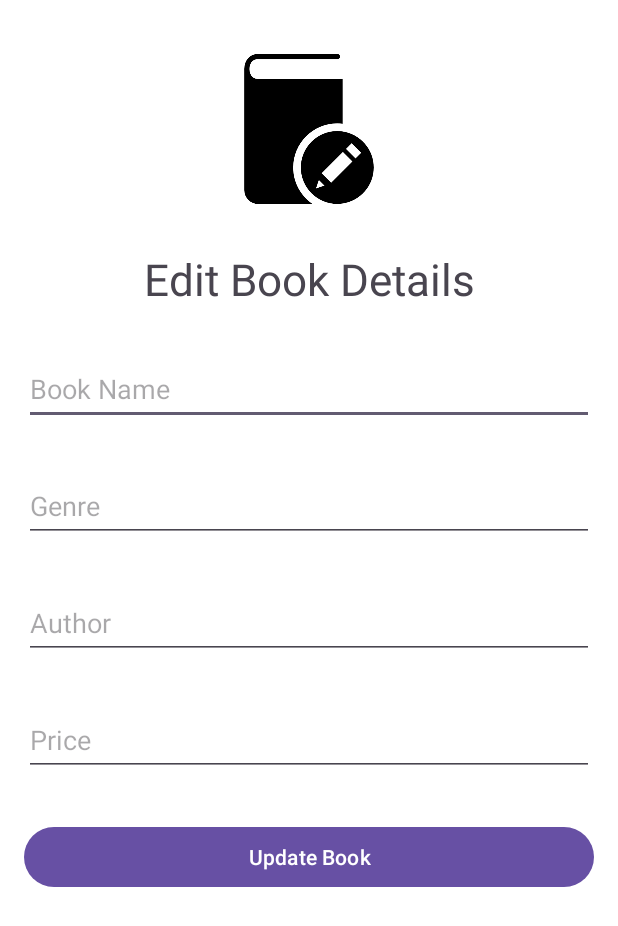
After one commit to keerthana-Reddy25/Libararyapp-AndroidProject, an Android app: the EditBookActivity screen opened directly, with no data from a screen before it, on a phone screen of 412 x 824 dp. The commit adds this screen. Shown: the top 926 px of the screen. Run offline under Robolectric (Android 15) with nearby library versions, the phone set to English and light mode, and no system bars; our stand-ins replace Firebase (no records; nobody signed in at launch, a user with empty details on screens opened directly); 4 statements that could not run were skipped.

Commit message:
updated admin page and implemented update button functionality

```diff
--- a/app/src/main/AndroidManifest.xml
+++ b/app/src/main/AndroidManifest.xml
@@ -12,6 +12,9 @@
         android:supportsRtl="true"
         android:theme="@style/Theme.LibraryApp"
         tools:targetApi="31">
+        <activity
+            android:name=".EditBookActivity"
+            android:exported="false" />
         <activity
             android:name=".UserMainActivity"
             android:exported="false" />
--- /dev/null
+++ b/app/src/main/java/com/example/libraryapp/EditBookActivity.java
@@ -0,0 +1,61 @@
+package com.example.libraryapp;
+
+import androidx.appcompat.app.AppCompatActivity;
+
+import android.os.Bundle;
+import android.view.View;
+import android.widget.Button;
+import android.widget.EditText;
+
+import com.google.android.material.textfield.TextInputLayout;
+import com.google.firebase.database.DatabaseReference;
+import com.google.firebase.database.FirebaseDatabase;
+
+public class EditBookActivity extends AppCompatActivity {
+    private EditText nameInputLayout, genreInputLayout, authorInputLayout, priceInputLayout;
+    private Button updateButton;
+    private BookModel bookToEdit; // The book data passed from the previous activity
+    private DatabaseReference df;
+
+    @Override
+    protected void onCreate(Bundle savedInstanceState) {
+        super.onCreate(savedInstanceState);
+        setContentView(R.layout.activity_edit_book);
+
+        nameInputLayout = findViewById(R.id.editBookNameInput);
+        genreInputLayout = findViewById(R.id.editGenreInput);
+        authorInputLayout = findViewById(R.id.editAuthorInput);
+        priceInputLayout = findViewById(R.id.editPriceInput);
+        updateButton = findViewById(R.id.updateBookButton);
+        df = FirebaseDatabase.getInstance().getReference();
+
+        // Retrieve the book data passed from the previous activity
+        bookToEdit = (BookModel) getIntent().getSerializableExtra("bookToEdit");
+
+        // Display the book details in the TextInputLayouts
+        nameInputLayout.setText(bookToEdit.getBookName());
+        genreInputLayout.setText(bookToEdit.getBookGenre());
+        authorInputLayout.setText(bookToEdit.getBookAuthor());
+        priceInputLayout.setText(bookToEdit.getBookPrice().toString());
+
+        updateButton.setOnClickListener(new View.OnClickListener() {
+            @Override
+            public void onClick(View view) {
+                // Handle update button click
+                String updatedName = nameInputLayout.getText().toString();
+                String updatedGenre = genreInputLayout.getText().toString();
+                String updatedAuthor = authorInputLayout.getText().toString();
+                String updatedPrice =priceInputLayout.getText().toString();
+
+                // Update the book details in the Firebase Realtime Database
+                df.child("books").child(bookToEdit.getBookId()).child("bookName").setValue(updatedName);
+                df.child("books").child(bookToEdit.getBookId()).child("bookGenre").setValue(updatedGenre);
+                df.child("books").child(bookToEdit.getBookId()).child("bookAuthor").setValue(updatedAuthor);
+                df.child("books").child(bookToEdit.getBookId()).child("bookPrice").setValue(updatedPrice);
+
+                // Return to the previous activity
+                finish();
+            }
+        });
+    }
+}
--- a/app/src/main/java/com/example/libraryapp/MainActivity.java
+++ b/app/src/main/java/com/example/libraryapp/MainActivity.java
@@ -107,4 +107,9 @@ public class MainActivity extends AppCompatActivity {
             finish();
         }
     }
+
+    @Override
+    protected void onResume() {
+        super.onResume();
+    }
 }
--- a/app/src/main/java/com/example/libraryapp/UserBookAdapter.java
+++ b/app/src/main/java/com/example/libraryapp/UserBookAdapter.java
@@ -70,7 +70,7 @@ public class UserBookAdapter extends RecyclerView.Adapter<UserBookAdapter.ViewHo
 
         public void bind(BookModel data) {
             nameTextView.setText(data.getBookName());
-            descriptionTextView.setText(data.getGenre());
+            descriptionTextView.setText(data.getBookGenre());
             rateTextView.setText("Price: "+data.getBookPrice());
 
             quantityTextView.setText(String.valueOf(quantity));
--- /dev/null
+++ b/app/src/main/res/layout/activity_edit_book.xml
@@ -0,0 +1,74 @@
+<?xml version="1.0" encoding="utf-8"?>
+<LinearLayout
+    xmlns:android="http://schemas.android.com/apk/res/android"
+    xmlns:app="http://schemas.android.com/apk/res-auto"
+    xmlns:tools="http://schemas.android.com/tools"
+    android:layout_width="match_parent"
+    android:layout_height="match_parent"
+    android:orientation="vertical"
+    android:padding="16dp"
+    android:background="@android:color/background_light"
+    tools:context=".EditBookActivity">
+    <ImageView
+        android:layout_width="wrap_content"
+        android:layout_height="100dp"
+        android:layout_marginTop="20dp"
+        android:layout_marginBottom="30dp"
+        android:src="@drawable/edit_book">
+
+    </ImageView>
+    <TextView
+        android:layout_width="match_parent"
+        android:layout_height="wrap_content"
+        android:text="Edit Book Details"
+        android:textSize="29dp"
+        android:gravity="center"
+        ></TextView>
+
+    <EditText
+        android:id="@+id/editBookNameInput"
+        android:layout_width="match_parent"
+        android:layout_height="wrap_content"
+        android:hint="Book Name"
+        android:layout_marginTop="30dp"
+        android:minHeight="48dp"></EditText>
+
+
+    <EditText
+        android:id="@+id/editGenreInput"
+        android:layout_width="match_parent"
+        android:layout_height="wrap_content"
+        android:layout_marginTop="30dp"
+        android:hint="Genre"
+        android:minHeight="48dp"></EditText>
+
+
+    <EditText
+        android:id="@+id/editAuthorInput"
+        android:layout_width="match_parent"
+        android:layout_height="wrap_content"
+        android:layout_marginTop="30dp"
+        android:hint="Author"
+        android:minHeight="48dp"></EditText>
+
+
+    <EditText
+        android:id="@+id/editPriceInput"
+        android:layout_width="match_parent"
+        android:layout_height="wrap_content"
+        android:layout_marginTop="30dp"
+        android:hint="Price"
+        android:minHeight="48dp"></EditText>
+
+
+    <Button
+        android:id="@+id/updateBookButton"
+        android:layout_width="match_parent"
+        android:layout_height="wrap_content"
+        android:layout_marginTop="30dp"
+
+        android:text="Update Book"
+        android:importantForAccessibility="yes"
+        android:contentDescription="Update Button"/>
+
+</LinearLayout>
--- a/app/src/main/res/layout/activity_main.xml
+++ b/app/src/main/res/layout/activity_main.xml
@@ -11,9 +11,9 @@
         android:id="@+id/bookAdapter"
         android:layout_width="409dp"
         android:layout_height="665dp"
-        android:layout_marginStart="1dp"
-        android:layout_marginTop="1dp"
-        android:layout_marginEnd="1dp"
+        android:layout_marginStart="10dp"
+        android:layout_marginTop="80dp"
+        android:layout_marginEnd="10dp"
         android:layout_marginBottom="1dp"
         app:layout_constraintBottom_toBottomOf="parent"
         app:layout_constraintEnd_toEndOf="parent"
```
Also changed, not shown: app/src/main/java/com/example/libraryapp/AddBookActivity.java (+6 -5 lines), app/src/main/java/com/example/libraryapp/AdminBookHolder.java (+11 -2 lines), app/src/main/java/com/example/libraryapp/BookModel.java (+8 -7 lines), app/src/main/java/com/example/libraryapp/LoginActivity.java (+4 -3 lines), app/src/main/java/com/example/libraryapp/RegisterActivity.java (+19 -18 lines), app/src/main/res/layout/activity_add_book.xml (+17 -30 lines), app/src/main/res/layout/activity_login.xml (+49 -48 lines), app/src/main/res/layout/activity_register.xml (+47 -17 lines), app/src/main/res/drawable/edit_book.png (added), app/src/main/res/drawable/login_image.png (added), app/src/main/res/drawable/register_image.png (added).
